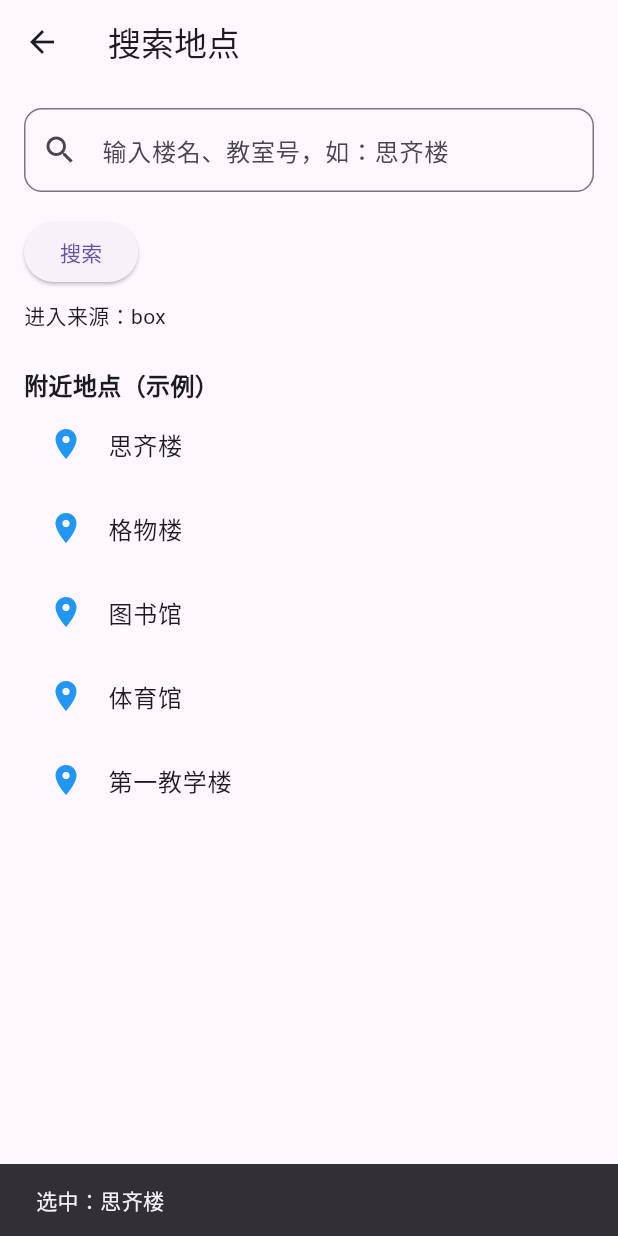
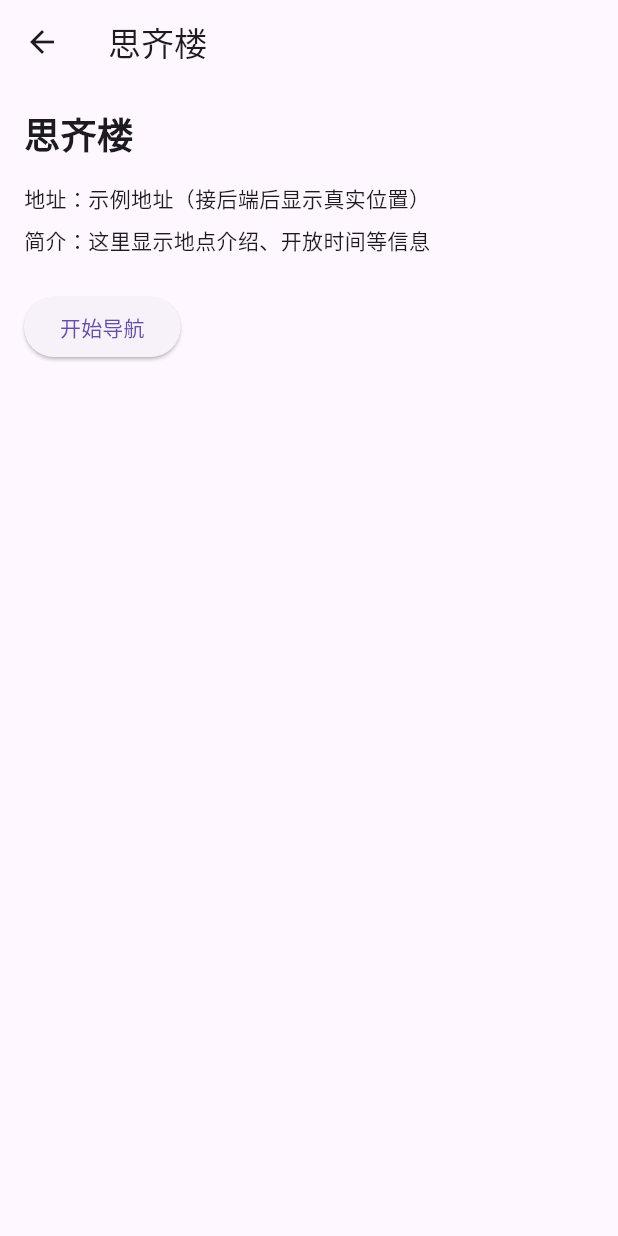
Before and after one commit to aismzl0/campuspath_app1, a Flutter app: the SearchPage screen opened directly, after a tap on "思齐楼", on a phone screen of 412 x 824 dp. Run offline on Flutter 3.47's test engine with Material 3 defaults, Android fonts, the phone set to English and light mode, and no system bars.

Commit message:
keyword,text.trim()去掉用户不小心敲的首尾空格。到map详情页

```diff
--- /dev/null
+++ b/lib/pages/poi_detail_page.dart
@@ -0,0 +1,45 @@
+// 引入基础积木库
+import 'package:flutter/material.dart';
+
+// 地点详情页：只负责展示一个地点的信息，内容写死、不交互变化，用 StatelessWidget
+class PoiDetailPage extends StatelessWidget {
+  final String name;
+  const PoiDetailPage({super.key, required this.name});
+
+  @override
+  Widget build(BuildContext context) {
+    return Scaffold(
+      appBar: AppBar(title: Text(name)),
+      body: Padding(
+        padding: const EdgeInsets.all(16),
+        child: Column(
+          crossAxisAlignment: CrossAxisAlignment.start,
+          children: [
+            Text(
+              name,
+              style: const TextStyle(fontSize: 24, fontWeight: FontWeight.bold),
+            ),
+            const SizedBox(height: 16),
+
+            // 占位信息：接后端后换成真实地址
+            const Text("地址：示例地址（接后端后显示真实位置）"),
+            const SizedBox(height: 8),
+            // 占位简介
+            const Text("简介：这里显示地点介绍、开放时间等信息"),
+
+            const SizedBox(height: 24),
+            // ★开始导航按钮：先弹提示，导航页下一轮做
+            ElevatedButton(
+              onPressed: () {
+                ScaffoldMessenger.of(
+                  context,
+                ).showSnackBar(const SnackBar(content: Text("导航功能下一步接入")));
+              },
+              child: const Text("开始导航"),
+            ),
+          ],
+        ),
+      ),
+    );
+  }
+}
--- a/lib/pages/search_page.dart
+++ b/lib/pages/search_page.dart
@@ -1,5 +1,6 @@
 // 引入基础积木库
 import 'package:flutter/material.dart';
+import 'poi_detail_page.dart';
 
 // 搜索页：静态占位页（结果列表下一步才接），继承 StatelessWidget
 class SearchPage extends StatefulWidget {
@@ -19,6 +20,37 @@ class _SearchPageState extends State<SearchPage> {
   final _controller = TextEditingController();
   // 本地假数据：几个楼名。等接后端后，这里换成真实搜索结果。
   final List<String> _mockPlaces = ["思齐楼", "格物楼", "图书馆", "体育馆", "第一教学楼"];
+  // ★新增：当前要显示的结果列表。初始先放全部，进页面就能看到内容。
+  List<String> _results = [];
+
+  // ★新增：点搜索时执行的筛选逻辑
+  void _onSearch() {
+    // 1. 读出输入框的词，去掉首尾空格
+    final keyword = _controller.text.trim();
+
+    // 2. 准备一个空列表，用来装匹配到的楼名
+    final List<String> matched = [];
+
+    // 3. 遍历所有假楼名（用你熟悉的 for）
+    for (final name in _mockPlaces) {
+      // 空词 → 全部保留；有词 → 只留名字里包含这个词的
+      if (keyword.isEmpty || name.contains(keyword)) {
+        matched.add(name); // 符合条件就装进 matched
+      }
+    }
+    // 4. 用 setState 把结果换掉并触发重绘（前几课的开关）
+    setState(() {
+      _results = matched;
+    });
+  }
+
+  // ★initState：页面创建时自动调用一次，用来做初始化。固定先调 super.initState()。
+  @override
+  void initState() {
+    super.initState(); // 父类初始化，固定照抄，必须写在第一行
+    // 页面刚进来，把全部假楼名复制一份作为初始结果
+    _results = List.from(_mockPlaces);
+  }
 
   // ★ dispose：页面被关闭/销毁时自动调用（生命周期方法）。
   // 遥控器用完必须 dispose 释放，否则一直占内存（内存泄漏），这是固定规矩。
@@ -52,12 +84,7 @@ class _SearchPageState extends State<SearchPage> {
 
             // ★新增"搜索"按钮：点了就读取用户输入的字
             ElevatedButton(
-              onPressed: () {
-                final text = _controller.text;
-                ScaffoldMessenger.of(
-                  context,
-                ).showSnackBar(SnackBar(content: Text('你搜了：$text')));
-              },
+              onPressed: _onSearch, // 直接把方法交给按钮，点了就执行 _onSearch
               child: const Text('搜索'),
             ),
             const SizedBox(height: 8),
@@ -77,15 +104,24 @@ class _SearchPageState extends State<SearchPage> {
               child: ListView(
                 // collection-for：遍历假数据，每个楼名生成一行 ListTile（等价于你熟悉的 for 循环）
                 children: [
-                  for (final name in _mockPlaces)
+                  for (final name in _results)
                     ListTile(
                       leading: const Icon(Icons.place, color: Colors.blue),
                       title: Text(name),
                       onTap: () {
-                        ScaffoldMessenger.of(
+                        Navigator.push(
                           context,
-                        ).showSnackBar(SnackBar(content: Text('选中：$name')));
+                          MaterialPageRoute(
+                            builder: (_) => PoiDetailPage(name: name),
+                          ),
+                        );
                       },
+                    ),
+                  // ★空状态：结果一条都没有时，显示一句提示（不再显示空白）
+                  if (_results.isEmpty)
+                    const Padding(
+                      padding: EdgeInsets.all(24),
+                      child: Center(child: Text("没有找到相关地点，换个词试试")),
                     ),
                 ],
               ),
```
